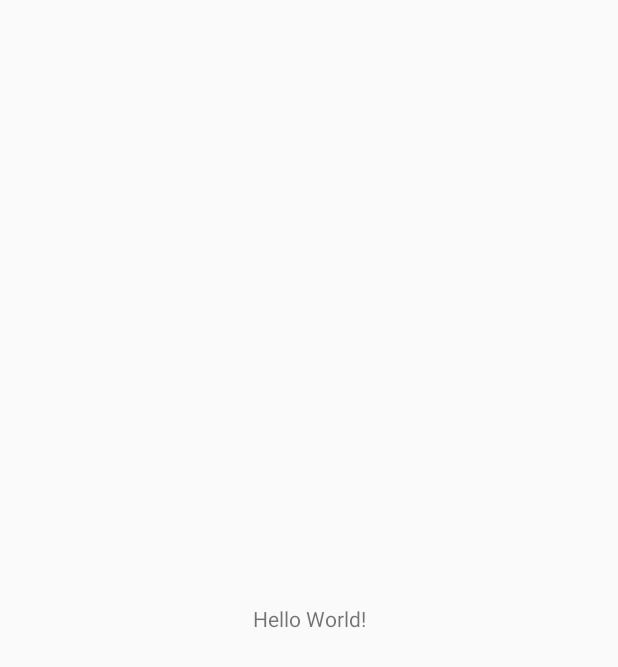
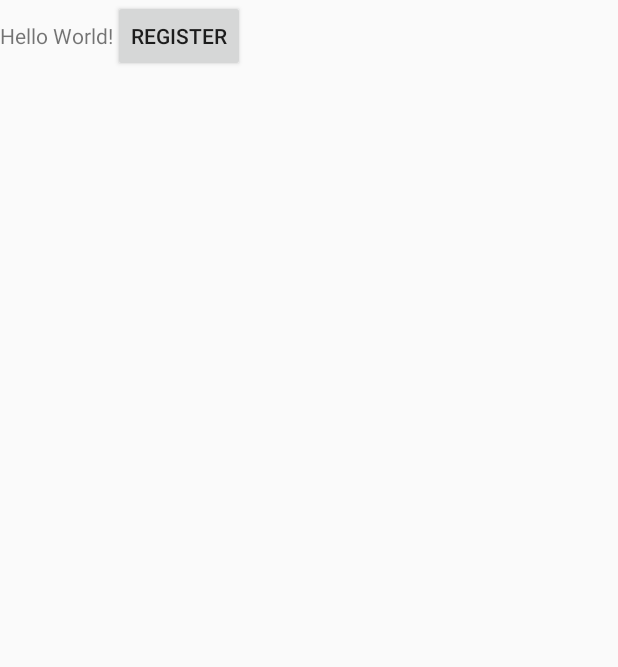
Before and after one commit to mynameislichengeng/newpostji, an Android app: the screen it shows after launch (MyMainActivity), on a phone screen of 412 x 824 dp. Before the commit the part shown is almost empty. Shown: the top 667 px of the screen. Run offline under Robolectric (Android 15) with nearby library versions, the phone set to English and light mode, and no system bars.

Commit message:
feat:添加数据

```diff
--- a/app/src/main/java/com/example/myapplication/MyBroadcastReceiver2.java
+++ b/app/src/main/java/com/example/myapplication/MyBroadcastReceiver2.java
@@ -7,8 +7,6 @@ import android.util.Log;
 
 public class MyBroadcastReceiver2 extends BroadcastReceiver {
 
-
-
     @Override
     public void onReceive(Context context, Intent intent) {
         Log.d("tagtagtag", "MyBroadcastReceiver2");
--- a/app/src/main/java/com/example/myapplication/MyMainActivity.java
+++ b/app/src/main/java/com/example/myapplication/MyMainActivity.java
@@ -4,6 +4,9 @@ import android.app.Activity;
 import android.content.ComponentName;
 import android.content.Intent;
 import android.os.Bundle;
+import android.util.Log;
+import android.view.View;
+import android.widget.Button;
 import com.google.gson.Gson;
 
 
@@ -12,40 +15,52 @@ import java.util.List;
 
 public class MyMainActivity extends Activity {
 
+    private Button btn;
+
     @Override
     protected void onCreate(Bundle savedInstanceState) {
         super.onCreate(savedInstanceState);
         setContentView(R.layout.activity_main);
-        //
+        btn = findViewById(R.id.btn_register);
+
+        btn.setOnClickListener(new View.OnClickListener() {
+            @Override
+            public void onClick(View view) {
                 ThirdPartyRegisterRequest registerRequest = create();
                 String registerRequestString = new Gson().toJson(registerRequest);
-        ComponentName componentName = new ComponentName("com.ingenico.nar.unified_api_service", "com.ingenico.nar.unified_api_service.thirdpartymanager.ThirdPartyRegisterApp");
 
+                Log.d("tagtagtag", registerRequestString);
+                ComponentName componentName = new ComponentName("com.ingenico.nar.unified_api_service",
+                        "com.ingenico.nar.unified_api_service.thirdpartymanager.ThirdPartyRegisterApp");
                 //
                 Intent intent = new Intent("com.ingenico.nar.unified_api_service.REGISTER_APP");
                 intent.setComponent(componentName);
                 intent.putExtra("register_request", registerRequestString);
                 //
                 sendBroadcast(intent);
-
+            }
+        });
     }
 
 
     private ThirdPartyRegisterRequest create() {
         ThirdPartyRegisterRequest registerRequest = new ThirdPartyRegisterRequest();
         //register_app、unregister_app
-        registerRequest.setRegistrationType("register_app");
+        registerRequest.setRegistrationType("REGISTER");
+//        registerRequest.setRegistrationType("unregister_app");
         //BEFORE_TRANSACTION、PAYMENT、E_RECEIPT、AFTER_TRANSACTION
         registerRequest.setThirdPartyEventType("PAYMENT");
         //
-        List<String> supportList = Arrays.asList("SALE", "REFUND");
+        List<String> supportList = Arrays.asList("SALE", "REFUND", "VOID");
         registerRequest.setTransactionsSupported(supportList);
         //
         registerRequest.setThirdPartyPackage(BuildConfig.APPLICATION_ID);
         //
-        registerRequest.setThirdPartyReceiver(BuildConfig.APPLICATION_ID + ".MyBroadcastReceiver2");
+        registerRequest.setThirdPartyReceiver("com.example.myapplication.MyBroadcastReceiver2");
         //
-        registerRequest.setThirdPartyAction("com.nar_unified_api.ACTION_ PAYMENT");
+        registerRequest.setRegisterResponseReceiver("com.example.myapplication.RegisterResponseReceiver");
+        //
+        registerRequest.setThirdPartyAction("com.example.myapplication.ACTION_APPLY_PAYMENT");
         //
         registerRequest.setButtonTextEn("MyTestDemo");
         registerRequest.setButtonTextFr("MyTestDemo");
--- a/app/src/main/res/layout/activity_main.xml
+++ b/app/src/main/res/layout/activity_main.xml
@@ -1,19 +1,19 @@
 <?xml version="1.0" encoding="utf-8"?>
-<androidx.constraintlayout.widget.ConstraintLayout
+<LinearLayout
         xmlns:android="http://schemas.android.com/apk/res/android"
-        xmlns:tools="http://schemas.android.com/tools"
         xmlns:app="http://schemas.android.com/apk/res-auto"
         android:layout_width="match_parent"
-        android:layout_height="match_parent"
-        tools:context=".MainActivity">
+        android:layout_height="match_parent">
 
     <TextView
             android:layout_width="wrap_content"
             android:layout_height="wrap_content"
-            android:text="Hello World!"
-            app:layout_constraintBottom_toBottomOf="parent"
-            app:layout_constraintLeft_toLeftOf="parent"
-            app:layout_constraintRight_toRightOf="parent"
-            app:layout_constraintTop_toTopOf="parent"/>
+            android:text="Hello World!"/>
 
-</androidx.constraintlayout.widget.ConstraintLayout>
+    <Button
+            android:id="@+id/btn_register"
+            android:layout_width="wrap_content"
+            android:layout_height="wrap_content"
+            android:text="register"/>
+
+</LinearLayout>
```
Also changed, not shown: app/src/main/AndroidManifest.xml (+1 -21 lines), app/src/main/java/com/example/myapplication/MyBroadcastReceiver1.java (deleted, +0 -14 lines), app/src/main/java/com/example/myapplication/MyBroadcastReceiver3.java (deleted, +0 -14 lines), app/src/main/java/com/example/myapplication/MyBroadcastReceiver4.java (deleted, +0 -14 lines), app/src/main/java/com/example/myapplication/RegisterResponseReceiver.java (added, +25 -0 lines), app/src/main/java/com/example/myapplication/ThirdPartyRegisterRequest.java (+10 -0 lines). Lines whose indentation alone changed are shown as unchanged.
